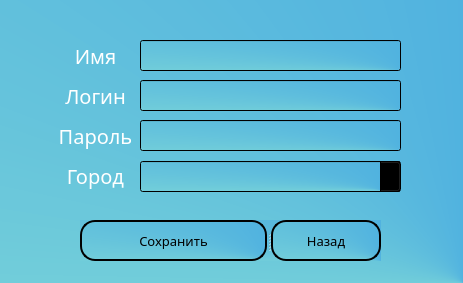
Qt form cabinet.ui (Animila/PyWeather) before a commit.
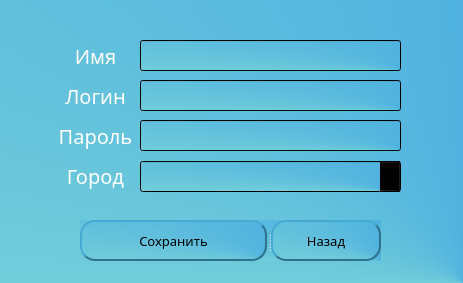
The same form after that commit.

What changed in the file:
```diff
--- a/cabinet.ui
+++ b/cabinet.ui
@@ -213,7 +213,7 @@
     </property>
     <property name="styleSheet">
      <string notr="true">QPushButton {
-color: rgb(0, 0, 0);
+border-color: rgb(46, 113, 141);
 border-radius: 15px;
 border-style: outset;
 border-width: 1.5px;
@@ -232,7 +232,7 @@
     </property>
     <property name="styleSheet">
      <string notr="true">QPushButton {
-color: rgb(0, 0, 0);
+border-color: rgb(46, 113, 141);
 border-radius: 15px;
 border-style: outset;
 border-width: 1.5px;
```
